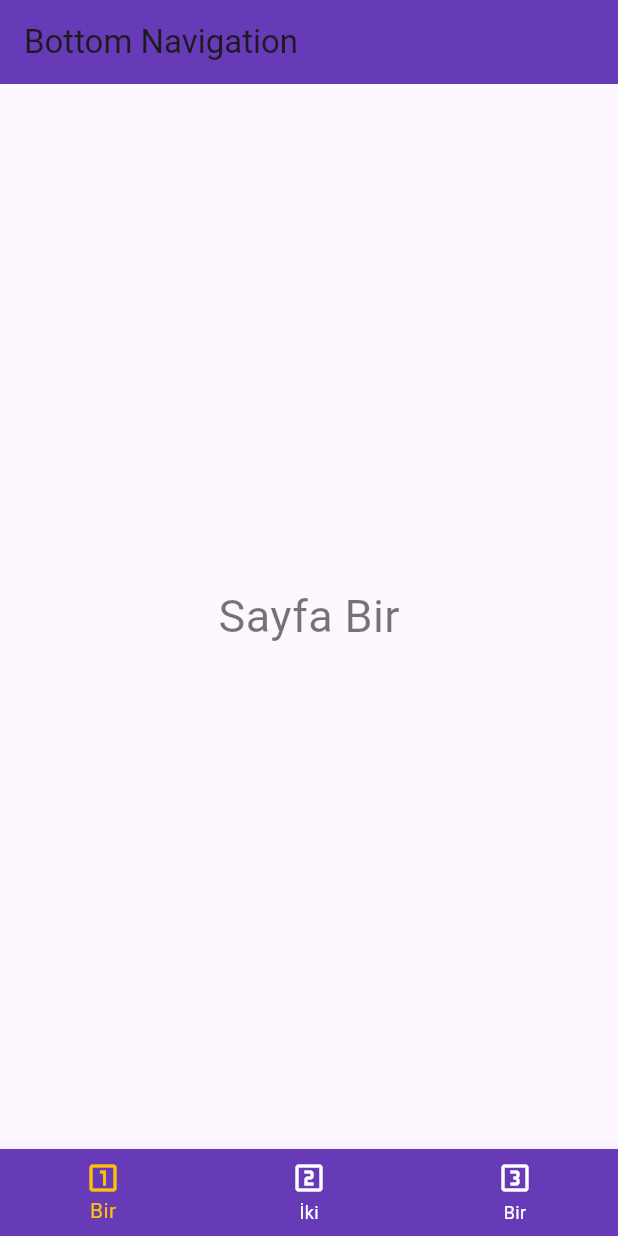
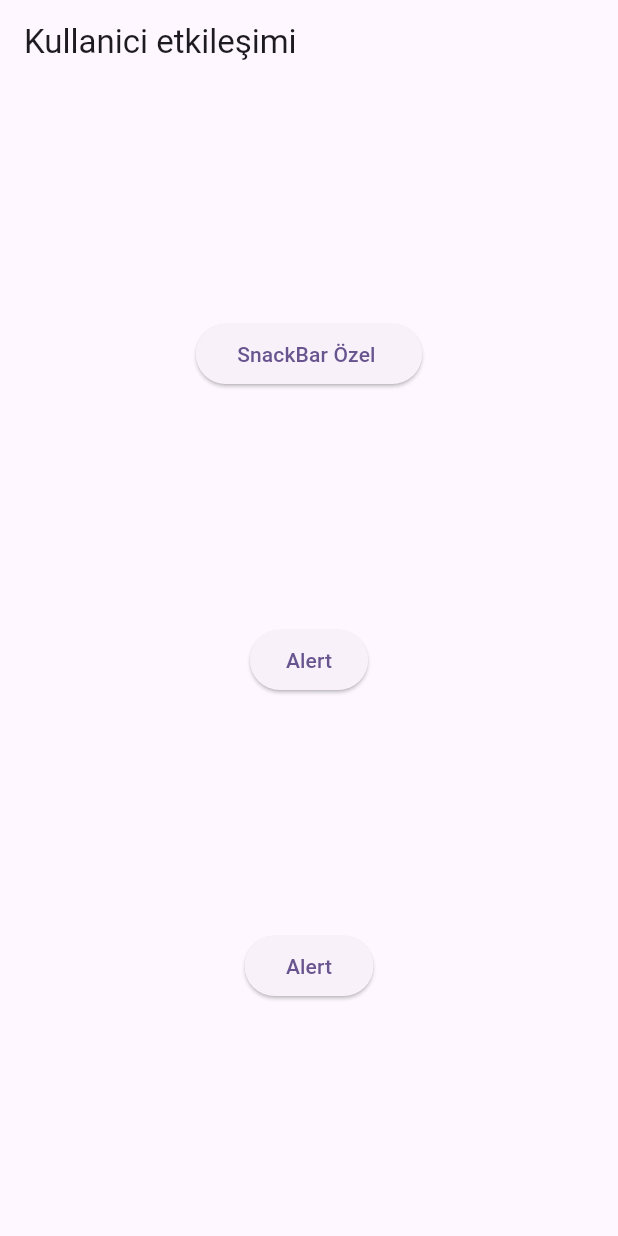
Before and after one commit to MASalmanss/FlutterFirstDesignApp, a Flutter app: the screen it shows after launch, on a phone screen of 412 x 824 dp. Run offline on Flutter 3.47's test engine with Material 3 defaults, Android fonts, the phone set to English and light mode, and no system bars.

Commit message:
Alert and snackbar added

```diff
--- /dev/null
+++ b/tasarim_calismasi/lib/kullanici_etkilesimi/kullanici_etkilesimi_sayfa.dart
@@ -0,0 +1,78 @@
+import 'package:flutter/material.dart';
+
+class KullaniciEtkilesimi extends StatefulWidget {
+  const KullaniciEtkilesimi({super.key});
+
+  @override
+  State<KullaniciEtkilesimi> createState() => _KullaniciEtkilesimiState();
+}
+
+class _KullaniciEtkilesimiState extends State<KullaniciEtkilesimi> {
+  var tfCotrol = TextEditingController();
+  @override
+  Widget build(BuildContext context) {
+    return Scaffold(
+      appBar: AppBar(title: Text("Kullanici etkileşimi"),),
+      body: Center(
+          child: Center(
+            child: Column(mainAxisAlignment: MainAxisAlignment.spaceEvenly,
+              children: [
+                ElevatedButton(onPressed: (){
+                  setState(() {
+                      ScaffoldMessenger.of(context).showSnackBar(
+                        SnackBar(
+                          content: Text("Silmek istiyor musunuz ?"),
+                          action: SnackBarAction(label: "Evet", onPressed: (){
+                            SnackBar(content: const Text("Silind"),);
+                          },)
+                          ,)
+                      );
+                  });
+                }, child: const Text(" SnackBar Özel  ")),
+
+                ElevatedButton(onPressed: (){
+                  setState(() {
+                      showDialog(context: context, builder: (BuildContext context){
+                        return AlertDialog(
+                          title: const Text("Başlık"),
+                          content: const Text("İçerik"),
+                          actions: [
+                            TextButton(onPressed: (){
+                              Navigator.pop(context);
+                            } , child: Text("İptal")),
+                            TextButton(onPressed: (){} , child: Text("Bas")),
+                          ],
+                        );
+                      });
+                  });
+                }, child: const Text("Alert")),
+
+                ElevatedButton(onPressed: (){
+                  setState(() {
+
+                    showDialog(context: context, builder: (BuildContext context){
+                      return AlertDialog(
+                        title: const Text("Başlık"),
+                        content: TextField(controller: tfCotrol,),
+                        actions: [
+                          TextButton(onPressed: (){
+                            Navigator.pop(context);
+                          } , child: Text("İptal")),
+
+                          TextButton(onPressed: (){
+
+                          } , child: Text("Bas")),
+                        ],
+                      );
+                    });
+
+                  });
+                }, child: const Text(" Alert ")),
+            ],
+            ),
+          )
+      ),
+    );
+
+  }
+}
--- a/tasarim_calismasi/lib/main.dart
+++ b/tasarim_calismasi/lib/main.dart
@@ -1,6 +1,7 @@
 import 'package:flutter/material.dart';
 import 'package:tasarim_calismasi/anasayfa.dart';
 import 'package:tasarim_calismasi/bottom_nav_kullanimi/bottom_nav_sayfa.dart';
+import 'package:tasarim_calismasi/kullanici_etkilesimi/kullanici_etkilesimi_sayfa.dart';
 import 'package:tasarim_calismasi/yapilar.dart';
 
 void main() {
@@ -21,7 +22,7 @@ class MyApp extends StatelessWidget {
         colorScheme: ColorScheme.fromSeed(seedColor: Colors.deepPurple),
         useMaterial3: true,
       ),
-      home: const BottomNavigationSayfa(),
+      home: const KullaniciEtkilesimi(),
     );
   }
 }
```
